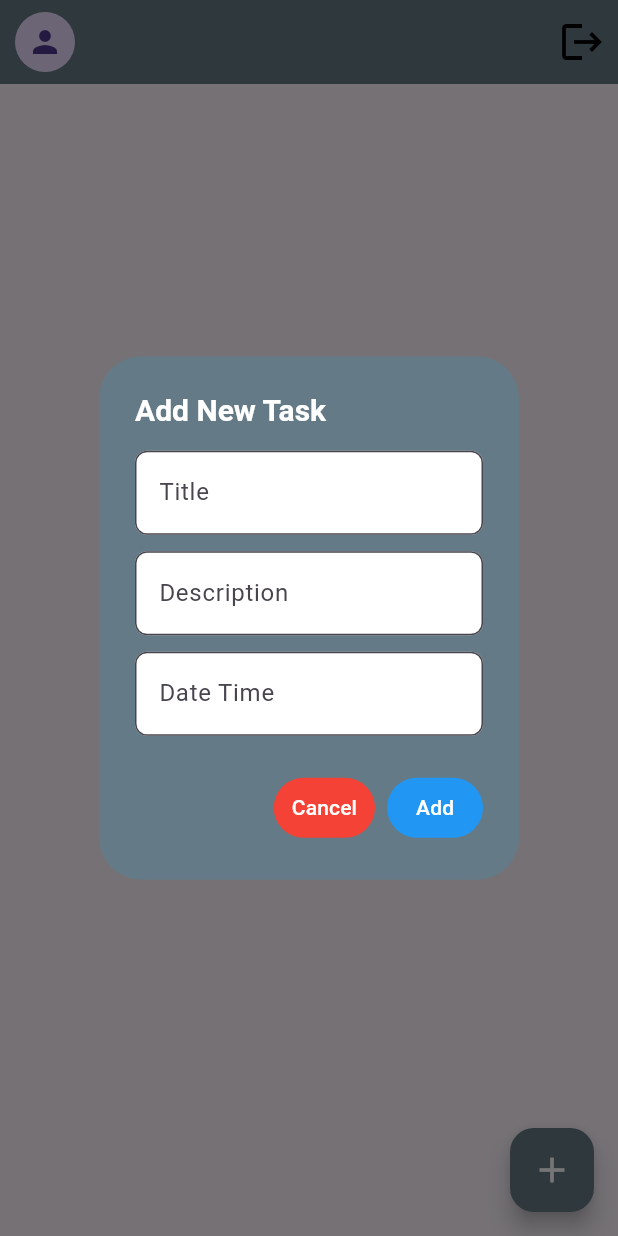
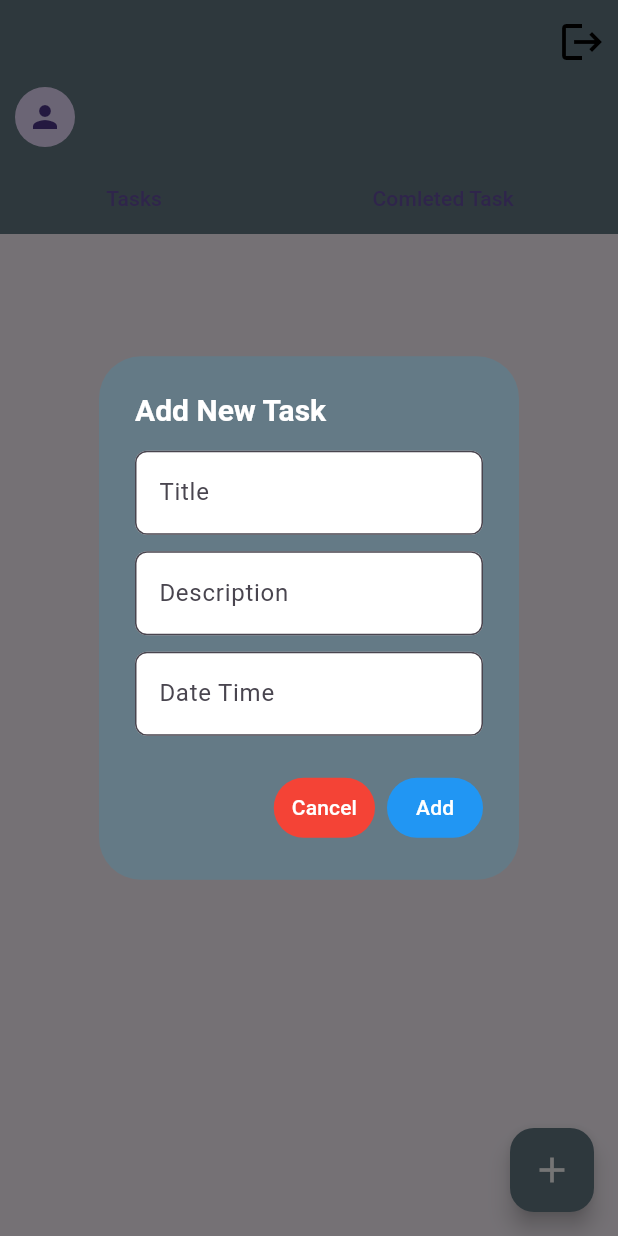
Before and after one commit to kashpour/TaskManagmentBloc, a Flutter app: the HomeView screen opened directly, after a tap on the "add" icon, on a phone screen of 412 x 824 dp. Run offline on Flutter 3.47's test engine with Material 3 defaults, Android fonts, the phone set to English and light mode, and no system bars; our stand-ins replace bloc, cloud_firestore, firebase_auth, firebase_core, flutter_bloc; accounts and stored records are empty.

```diff
--- a/lib/features/home/bloc/task_bloc.dart
+++ b/lib/features/home/bloc/task_bloc.dart
@@ -23,6 +23,8 @@ class TaskBloc extends Bloc<TaskEvent, TaskState> {
     on<TaskDeleteTaskButtonPressedEvent>(_taskDeleteTaskButtonPressedEvent);
     on<TaskUpdateTaskButtonPressedEvent>(_taskUpdateTaskButtonPressedEvent);
     on<TaskUpdatedTaskEvent>(_taskUpdatedTaskEvent);
+    on<TaskCompletedButtonPressedEvent>(_taskCompletedButtonPressedEvent);
+    on<TaskFetchComletedTasksEvent>(_taskFetchComletedTasksEvent);
   }
 
   FutureOr<void> _taskLogOutButtonPressedEvent(
@@ -45,9 +47,11 @@ class TaskBloc extends Bloc<TaskEvent, TaskState> {
   FutureOr<void> _taskAddNewTaskEvent(
       TaskAddNewTaskEvent event, Emitter<TaskState> emit) {
     final TaskModel newTask = TaskModel(
-        title: event.title,
-        description: event.description,
-        dateTime: event.dateTime);
+      title: event.title,
+      description: event.description,
+      dateTime: event.dateTime,
+      isCompleted: event.isCompleted,
+    );
     taskRepo.addTask(newTask);
     emit(TaskAddNewTaskState());
   }
@@ -56,9 +60,12 @@ class TaskBloc extends Bloc<TaskEvent, TaskState> {
       TaskFetchTasksEvent event, Emitter<TaskState> emit) async {
     try {
       final taskStream = taskRepo.loadTask().map((snapshot) {
-        final tasks = snapshot.docs
-            .map((doc) => TaskModel.fromJson(doc, doc.id))
-            .toList();
+        final tasks =
+            snapshot.docs.map((doc) => TaskModel.fromJson(doc, doc.id)).where(
+          (element) {
+            return element.isCompleted != true;
+          },
+        ).toList();
         return TaskLoadedSuccessState(
             taskModel: tasks,
             email: authRepo.getCurrentUser()!,
@@ -78,11 +85,43 @@ class TaskBloc extends Bloc<TaskEvent, TaskState> {
   FutureOr<void> _taskUpdateTaskButtonPressedEvent(
       TaskUpdateTaskButtonPressedEvent event, Emitter<TaskState> emit) {
     emit(TaskUpdateTaskDialogState(task: event.task));
-
   }
 
-  FutureOr<void> _taskUpdatedTaskEvent(TaskUpdatedTaskEvent event, Emitter<TaskState> emit) {
+  FutureOr<void> _taskUpdatedTaskEvent(
+      TaskUpdatedTaskEvent event, Emitter<TaskState> emit) {
     taskRepo.updateTask(event.task, event.documentId);
     emit(TaskUpdateTaskState());
   }
+
+  FutureOr<void> _taskCompletedButtonPressedEvent(
+      TaskCompletedButtonPressedEvent event, Emitter<TaskState> emit) {
+    if (event.task.isCompleted) {
+      event.task.isCompleted = false;
+    } else {
+      event.task.isCompleted = true;
+    }
+    taskRepo.updateTask(event.task, event.task.id);
+    emit(TaskUpdateTaskState());
+  }
+
+  FutureOr<void> _taskFetchComletedTasksEvent(
+      TaskFetchComletedTasksEvent event, Emitter<TaskState> emit) async {
+    try {
+      final taskStream = taskRepo.loadTask().map((snapshot) {
+        final tasks =
+            snapshot.docs.map((doc) => TaskModel.fromJson(doc, doc.id)).where(
+          (element) {
+            return element.isCompleted == true;
+          },
+        ).toList();
+        return TaskLoadedSuccessState(
+            taskModel: tasks,
+            email: authRepo.getCurrentUser()!,
+            userName: authRepo.getCurrentUser()!.split('@')[0]);
+      });
+      await emit.forEach(taskStream, onData: (state) => state);
+    } catch (e) {
+      emit(TaskFailureSate(failureMessage: e.toString()));
+    }
+  }
 }
--- a/lib/features/home/bloc/task_event.dart
+++ b/lib/features/home/bloc/task_event.dart
@@ -22,7 +22,11 @@ final class TaskDeleteTaskButtonPressedEvent extends TaskEvent {
   TaskDeleteTaskButtonPressedEvent({required this.taskID});
 }
 
-final class TaskCompletedButtonPressedEvent extends TaskEvent {}
+final class TaskCompletedButtonPressedEvent extends TaskEvent {
+  final TaskModel task;
+
+  TaskCompletedButtonPressedEvent({required this.task});
+}
 
 final class TaskNavigateToCompletedTasksButtonPressedEvent extends TaskEvent {}
 
@@ -30,12 +34,18 @@ final class TaskAddNewTaskEvent extends TaskEvent {
   final String title;
   final String description;
   final String dateTime;
+  final bool isCompleted;
 
   TaskAddNewTaskEvent(
-      {required this.title, required this.description, required this.dateTime});
+      {required this.title,
+      required this.description,
+      required this.dateTime,
+      required this.isCompleted});
 }
 
 final class TaskFetchTasksEvent extends TaskEvent {}
+
+final class TaskFetchComletedTasksEvent extends TaskEvent{}
 
 final class TaskUpdatedTaskEvent extends TaskEvent {
   final TaskModel task;
--- a/lib/features/home/bloc/task_state.dart
+++ b/lib/features/home/bloc/task_state.dart
@@ -40,6 +40,10 @@ final class TaskUpdateTaskState extends TaskState {}
 
 final class TaskDeleteTaskDialogState extends TaskState {}
 
-final class TaskCompleteTaskState extends TaskState {}
+final class TaskCompleteTaskState extends TaskState {
+  final TaskModel task;
+
+  TaskCompleteTaskState({required this.task});
+}
 
 final class TaskNavigateToCompletedTasksState extends TaskState {}
--- a/lib/features/home/models/task_model.dart
+++ b/lib/features/home/models/task_model.dart
@@ -5,9 +5,13 @@ class TaskModel {
   String title = '';
   String description = '';
   String dateTime = '';
+  bool isCompleted = false;
 
   TaskModel(
-      {required this.title, required this.description, required this.dateTime});
+      {required this.title,
+      required this.description,
+      required this.dateTime,
+      required this.isCompleted});
 
   TaskModel.fromJson(DocumentSnapshot doc, String documentId) {
     final data = doc.data() as Map<String, dynamic>;
@@ -15,6 +19,7 @@ class TaskModel {
     title = data['title'] ?? '';
     description = data['description'] ?? '';
     dateTime = data['dateTime'] ?? '';
+    isCompleted = data['isCompleted'] ?? false;
   }
 
   Map<String, dynamic> toJson() {
@@ -23,6 +28,7 @@ class TaskModel {
       'title': title,
       'description': description,
       'dateTime': dateTime,
+      'isCompleted': isCompleted,
     };
   }
 }
--- a/lib/features/home/view/home_view.dart
+++ b/lib/features/home/view/home_view.dart
@@ -34,19 +34,22 @@ class HomeView extends StatelessWidget {
           txtDateTime.clear();
         } else if (state is TaskAddNewTaskDialogState) {
           context.read<TaskBloc>().add(TaskFetchTasksEvent());
-          customShowDialog(context, 'new', '');
+          customShowDialog(context, true, '');
         } else if (state is TaskUpdateTaskDialogState) {
           context.read<TaskBloc>().add(TaskFetchTasksEvent());
           txtTitle.text = state.task.title;
           txtDescription.text = state.task.description;
           txtDateTime.text = state.task.dateTime;
-          customShowDialog(context, 'edit', state.task.id);
+          customShowDialog(context, false, state.task.id);
         }
       },
       child: Scaffold(
         floatingActionButton: FloatingActionButton(
           backgroundColor: mainColor,
           onPressed: () {
+            txtTitle.text = '';
+            txtDescription.text = '';
+            txtDateTime.text = '';
             context.read<TaskBloc>().add(TaskAddNewTaskButtonPressedEvent());
           },
           child: const Icon(Icons.add, size: 28.0, color: Colors.white),
@@ -98,6 +101,25 @@ class HomeView extends StatelessWidget {
               ),
             ),
           ),
+          bottom: PreferredSize(
+              preferredSize: const Size(100, 100),
+              child: Row(
+                mainAxisAlignment: MainAxisAlignment.spaceAround,
+                children: [
+                  TextButton(
+                      onPressed: () {
+                        context.read<TaskBloc>().add(TaskFetchTasksEvent());
+                      },
+                      child: const Text('Tasks')),
+                  TextButton(
+                      onPressed: () {
+                        context
+                            .read<TaskBloc>()
+                            .add(TaskFetchComletedTasksEvent());
+                      },
+                      child: const Text('Comleted Task')),
+                ],
+              )),
         ),
         body: BlocBuilder<TaskBloc, TaskState>(
           builder: (context, state) {
@@ -126,7 +148,7 @@ class HomeView extends StatelessWidget {
   }
 
   Future<dynamic> customShowDialog(
-      BuildContext context, String type, String documentId) {
+      BuildContext context, bool isNew, String documentId) {
     return showDialog(
         context: context,
         builder: (context) {
@@ -134,7 +156,7 @@ class HomeView extends StatelessWidget {
             titleTextStyle: const TextStyle(
                 color: Colors.white, fontSize: 20, fontWeight: FontWeight.bold),
             backgroundColor: mainColor,
-            title: Text(type == 'new' ? 'Add New Task' : 'Edit Task'),
+            title: Text(isNew ? 'Add New Task' : 'Edit Task'),
             content: SizedBox(
               width: 150,
               height: 190,
@@ -184,21 +206,28 @@ class HomeView extends StatelessWidget {
               TextButton(
                   style: TextButton.styleFrom(backgroundColor: Colors.blue),
                   onPressed: () {
-                    type == 'new'
+                    isNew
                         ? context.read<TaskBloc>().add(TaskAddNewTaskEvent(
-                            title: txtTitle.text,
-                            description: txtDescription.text,
-                            dateTime: txtDateTime.text))
-                        : context.read<TaskBloc>().add(TaskUpdatedTaskEvent(
-                            task: TaskModel(
-                                title: txtTitle.text,
-                                description: txtDescription.text,
-                                dateTime: txtDateTime.text),
-                            documentId: documentId));
-                    Navigator.pop(context);
+                              title: txtTitle.text,
+                              description: txtDescription.text,
+                              dateTime: txtDateTime.text,
+                              isCompleted: false,
+                            ))
+                        : {
+                            context.read<TaskBloc>().add(TaskUpdatedTaskEvent(
+                                  task: TaskModel(
+                                    title: txtTitle.text,
+                                    description: txtDescription.text,
+                                    dateTime: txtDateTime.text,
+                                    isCompleted: false,
+                                  ),
+                                  documentId: documentId,
+                                )),
+                            Navigator.pop(context),
+                          };
                   },
                   child: Text(
-                    type == 'new' ? 'Add' : 'Edit',
+                    isNew ? 'Add' : 'Edit',
                     style: const TextStyle(color: Colors.white),
                   )),
             ],
--- a/lib/features/home/view/widgets/custom_task_widget.dart
+++ b/lib/features/home/view/widgets/custom_task_widget.dart
@@ -64,7 +64,7 @@ class CustomTaskWidget extends StatelessWidget {
                       onPressed: () {
                         context
                             .read<TaskBloc>()
-                            .add(TaskCompletedButtonPressedEvent());
+                            .add(TaskCompletedButtonPressedEvent(task: task));
                       },
                       icon: const Icon(
                         Icons.done,
```
